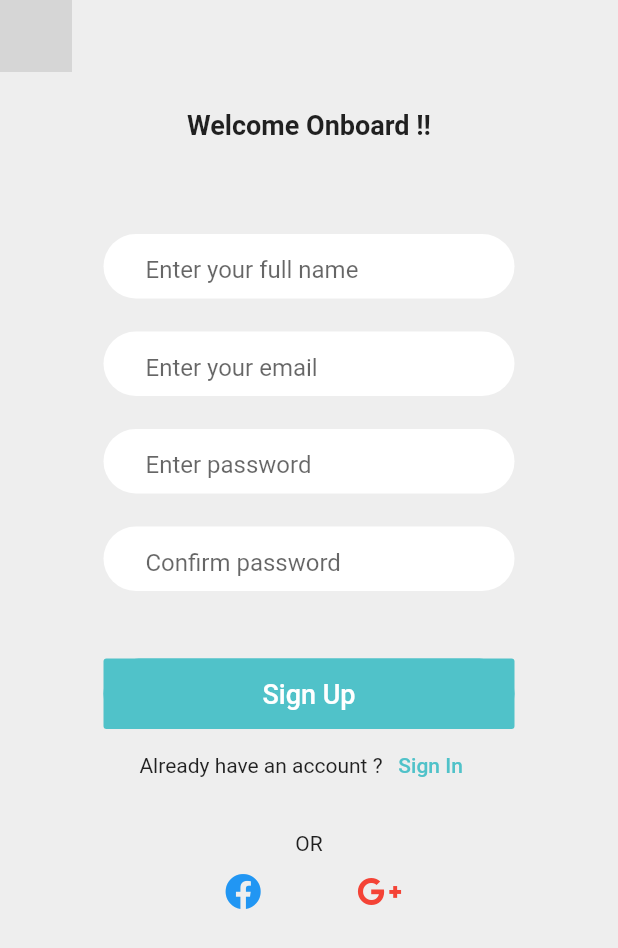
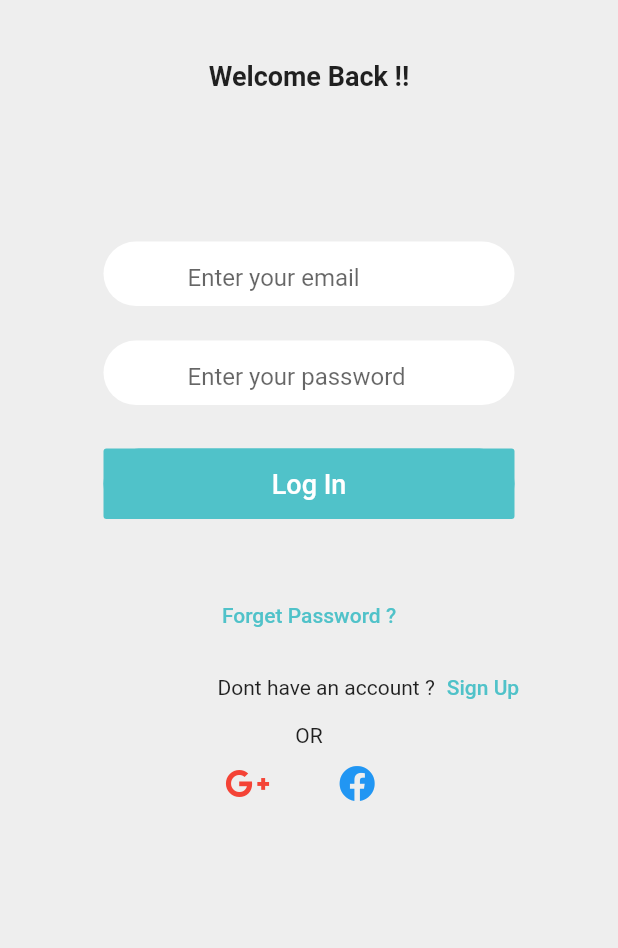
Before and after one commit to IIITL-MiniProject/frontend, a Flutter app: the screen it shows after launch, after a tap on "Sign In", on a phone screen of 412 x 824 dp. Shown: the top 948 px of the screen. Run offline on Flutter 3.47's test engine with Material 2 defaults, Android fonts, the phone set to English and light mode, and no system bars; our stand-ins replace flutter_svg, font_awesome_flutter, google_sign_in; missing offline and left inert: google_sign_in_web, location_web, shared_preferences_web; grey boxes are pictures that could not be loaded.

Commit message:
login page added

```diff
--- a/lib/constant.dart
+++ b/lib/constant.dart
@@ -8,4 +8,4 @@ const kLabelTextStyle=TextStyle(
   color: Colors.black,
   fontWeight: FontWeight.bold,
 );
-final String circlex = 'assets/icons/circle-shape.svg';
+// final String circlex = 'assets/icons/circle-shape.svg';
--- a/lib/main.dart
+++ b/lib/main.dart
@@ -1,6 +1,8 @@
 import 'package:flutter/material.dart';
 import 'package:flutter/services.dart';
 import 'screens/signup_screen.dart';
+import 'screens/login_screen.dart';
+
 
 void main() {
   SystemChrome.setSystemUIOverlayStyle(SystemUiOverlayStyle(
@@ -53,6 +55,6 @@ class _MyHomePageState extends State<MyHomePage>
 
   @override
   Widget build(BuildContext context) {
-    return SignupScreen();
+    return LoginScreen();
   }
 }
--- a/lib/screens/Components/email_field.dart
+++ b/lib/screens/Components/email_field.dart
@@ -20,7 +20,7 @@ class _EmailFieldState extends State<EmailField> {
         ),
       ),
       Padding(
-        padding: const EdgeInsets.only(left: 97),
+        padding: const EdgeInsets.only(left: 125),
         child: Container(
           width: 217,
           child: TextFormField(
--- /dev/null
+++ b/lib/screens/Components/login_form.dart
@@ -0,0 +1,146 @@
+import 'package:flutter/material.dart';
+import 'package:frontend/screens/Components/pass_login.dart';
+import 'package:frontend/screens/signup_screen.dart';
+import '../../constant.dart';
+import 'package:font_awesome_flutter/font_awesome_flutter.dart';
+import 'package:http/http.dart' as http;
+import 'package:google_sign_in/google_sign_in.dart';
+import 'email_field.dart';
+import 'dart:async';
+import 'dart:convert';
+
+
+
+class LoginForm extends StatefulWidget {
+  @override
+  _LoginFormState createState() => _LoginFormState();
+}
+
+class _LoginFormState extends State<LoginForm> {
+  GoogleSignInAccount _currentUser;
+  GoogleSignInAuthentication auth;
+
+  @override
+  void initState() {
+    super.initState();
+  }
+
+  // Future<void> saveInSharedPreferances(Map tokens) async {
+  //   String key;
+  //   key = "accessToken";
+  //   await store.addStringToSP(key, tokens[key]);
+  //   key = "refreshToken";
+  //   await store.addStringToSP(key, tokens[key]);
+  //   String val = await store.getStringValuesSP(key);
+  //   print(val);
+  //   // store them in shared preference
+  // }
+
+  final _formKey = GlobalKey<FormState>();
+
+  // void addsignin() async {
+  //   try {
+  //     final response = await http.get(Uri.parse(Urls.signin));
+  //     Map tokens = json.decode(response.body);
+  //     await saveInSharedPreferances(tokens);
+  //     Navigator.of(context).pushNamed('/home');
+  //   } catch (error) {
+  //     print(error);
+  //   }
+  // }
+
+  // void _formsave() {
+  //   bool valid = _formKey.currentState.validate();
+  //   if (!valid) {
+  //     return;
+  //   }
+  //   _formKey.currentState.save();
+  //   addsignin();
+  //   print(User.email);
+  //   print(User.password);
+  // }
+
+  @override
+  Widget build(BuildContext context) {
+    return Form(
+      key: _formKey,
+      child: Column(
+        children: [
+          EmailField(),
+          SizedBox(height: 18),
+          PassLogin(),
+          SizedBox(height: 24),
+          Container(
+            height: 47,
+            width: 274,
+            decoration: BoxDecoration(
+              color: Theme.of(context).primaryColor,
+              borderRadius: BorderRadius.all(Radius.circular(100)),
+            ),
+            child: FlatButton(
+              onPressed: () => {},
+              color: Theme.of(context).primaryColor,
+              child: Text(
+                'Log In',
+                style: TextStyle(color: Colors.white, fontSize: 18),
+              ),
+            ),
+          ),
+          SizedBox(height: 40,),
+          TextButton(
+            onPressed: () => {},
+            child: const Text(
+              'Forget Password ?',
+              style: TextStyle(color: kprimarytheme),
+            ),
+          ),
+          Row(
+            children: [
+              SizedBox(width: 145),
+              Text('Dont have an account ?'),
+              TextButton(
+                onPressed: () => {
+                  Navigator.push(
+                    context,
+                    MaterialPageRoute(builder: (context) => SignupScreen()),
+                  ),
+                },
+                child: const Text(
+                  'Sign Up',
+                  style: TextStyle(color: kprimarytheme),
+                ),
+              ),
+            ],
+          ),
+          Text(
+            'OR',
+          ),
+          Row(mainAxisAlignment: MainAxisAlignment.center, children: [
+            Padding(
+              padding: const EdgeInsets.only(right: 20),
+              child: GestureDetector(
+                onTap: ()=> {},
+                child: Icon(
+                  FontAwesomeIcons.googlePlusG,
+                  color: Colors.red,
+                  size: 24,
+                ),
+              ),
+            ),
+            Padding(
+              padding: const EdgeInsets.only(left: 20),
+              child: IconButton(
+                onPressed: () => {},
+                icon: Icon(
+                  FontAwesomeIcons.facebook,
+                  color: Colors.blue,
+                  size: 24,
+                ),
+              ),
+            ),
+          ])
+        ],
+      ),
+    );
+  }
+}
--- a/lib/screens/Components/name_field.dart
+++ b/lib/screens/Components/name_field.dart
@@ -20,7 +20,7 @@ class _NameFieldState extends State<NameField> {
         ),
       ),
       Padding(
-        padding: const EdgeInsets.only(left: 97),
+        padding: const EdgeInsets.only(left: 125),
         child: Container(
           width: 217,
           child: TextFormField(
--- /dev/null
+++ b/lib/screens/Components/pass_login.dart
@@ -0,0 +1,50 @@
+import 'package:flutter/material.dart';
+
+class PassLogin extends StatefulWidget {
+  @override
+  _PassLoginState createState() => _PassLoginState();
+}
+
+class _PassLoginState extends State<PassLogin> {
+  @override
+  Widget build(BuildContext context) {
+    return Stack(children: [
+            Center(
+              child: Container(
+                width: 274,
+                height: 43,
+                decoration: BoxDecoration(
+                  color: Colors.white,
+                  borderRadius: BorderRadius.all(Radius.circular(40)),
+                ),
+              ),
+            ),
+            Padding(
+              padding: const EdgeInsets.only(left: 125),
+              child: Container(
+                width: 217,
+                child: TextFormField(
+                  obscureText: true,
+                  decoration: InputDecoration(
+                    hintText: 'Enter your password',
+                    border: InputBorder.none,
+                    focusedBorder: InputBorder.none,
+                    enabledBorder: InputBorder.none,
+                    errorBorder: InputBorder.none,
+                    disabledBorder: InputBorder.none,
+                  ),
+                  validator: (value) {
+                    if (value.isEmpty)
+                      return 'Provide an input';
+                    else if (value.length < 8)
+                      return 'Atleast 8 characters required';
+                    return null;
+                  },
+                  onSaved: (value) => setState(() => {}),
+                  textInputAction: TextInputAction.done,
+                ),
+              ),
+            ),
+          ]);
+  }
+}
--- a/lib/screens/Components/signup_form.dart
+++ b/lib/screens/Components/signup_form.dart
@@ -2,7 +2,7 @@ import 'package:flutter/material.dart';
 import 'package:font_awesome_flutter/font_awesome_flutter.dart';
 import 'package:frontend/constant.dart';
 import 'package:frontend/screens/Components/name_field.dart';
-// import 'package:rentz/screens/login_screen.dart';
+import 'package:frontend/screens/login_screen.dart';
 import 'email_field.dart';
 // import 'package:rentz/screens/Components/profile.dart';
 
@@ -61,7 +61,7 @@ class _SignupFormState extends State<SignupForm> {
               ),
             ),
             Padding(
-              padding: const EdgeInsets.only(left: 97),
+              padding: const EdgeInsets.only(left: 125),
               child: Container(
                 width: 217,
                 child: TextFormField(
@@ -102,7 +102,7 @@ class _SignupFormState extends State<SignupForm> {
               ),
             ),
             Padding(
-              padding: const EdgeInsets.only(left: 97),
+              padding: const EdgeInsets.only(left: 125),
               child: Container(
                 width: 217,
                 child: TextFormField(
@@ -151,10 +151,10 @@ class _SignupFormState extends State<SignupForm> {
               Text('Already have an account ?'),
               TextButton(
                 onPressed: () => {
-              //     Navigator.push(
-              // context,
-              // MaterialPageRoute(builder: (context) => LoginScreen()),
-              //     ),
+                  Navigator.push(
+              context,
+              MaterialPageRoute(builder: (context) => LoginScreen()),
+                  ),
                 },
                 child: const Text(
                   'Sign In',
--- /dev/null
+++ b/lib/screens/login_screen.dart
@@ -0,0 +1,38 @@
+import 'package:flutter/material.dart';
+import 'package:frontend/screens/Components/login_form.dart';
+
+
+
+class LoginScreen extends StatelessWidget {
+  @override
+  Widget build(BuildContext context) {
+    return Scaffold(
+      backgroundColor: Theme.of(context).accentColor,
+      body: SingleChildScrollView(
+        child: Column(
+          children: [
+            // Row(
+            //   children: [
+            //     SvgPicture.asset(
+            //       circlex,
+            //     ),
+            //   ],
+            // ),
+            SizedBox(
+              height: 40,
+            ),
+            Text(
+              'Welcome Back !!',
+              style: TextStyle(fontSize: 18, fontWeight: FontWeight.bold),
+            ),
+            SizedBox(
+              height: 100,
+            ),
+            // Image.asset('assets/images/bus.jpg'),
+            LoginForm(),
+          ],
+        ),
+      ),
+    );
+  }
+}
--- a/lib/screens/signup_screen.dart
+++ b/lib/screens/signup_screen.dart
@@ -2,6 +2,7 @@ import 'package:flutter/material.dart';
 import 'package:flutter_svg/flutter_svg.dart';
 import 'package:frontend/constant.dart';
 import 'Components/signup_form.dart';
+
 
 class SignupScreen extends StatelessWidget {
   @override
@@ -11,11 +12,11 @@ class SignupScreen extends StatelessWidget {
           body: SingleChildScrollView(
                       child: Column(
         children: [
-                Row(
-                  children: [
-                         SvgPicture.asset(circlex,),
-                  ],
-                ),
+                // Row(
+                //   children: [
+                //          SvgPicture.asset(circlex,),
+                //   ],
+                // ),
                 SizedBox(height: 25,),
                 Text('Welcome Onboard !!',style: TextStyle(fontSize: 18,fontWeight: FontWeight.bold),),
                 SizedBox(height: 62),
--- a/pubspec.yaml
+++ b/pubspec.yaml
@@ -56,7 +56,7 @@ flutter:
 
   # To add assets to your application, add an assets section, like this:
   # assets:
-    # - assets/icons/circle-shape.svg
+  #   - assets/icons/circle-shape.svg
     # - assets/images/bus.jpg
     # - assets/icons/refer.svg
     # - assets/icons/icon.png
```
Also changed, not shown: 2 other files.
